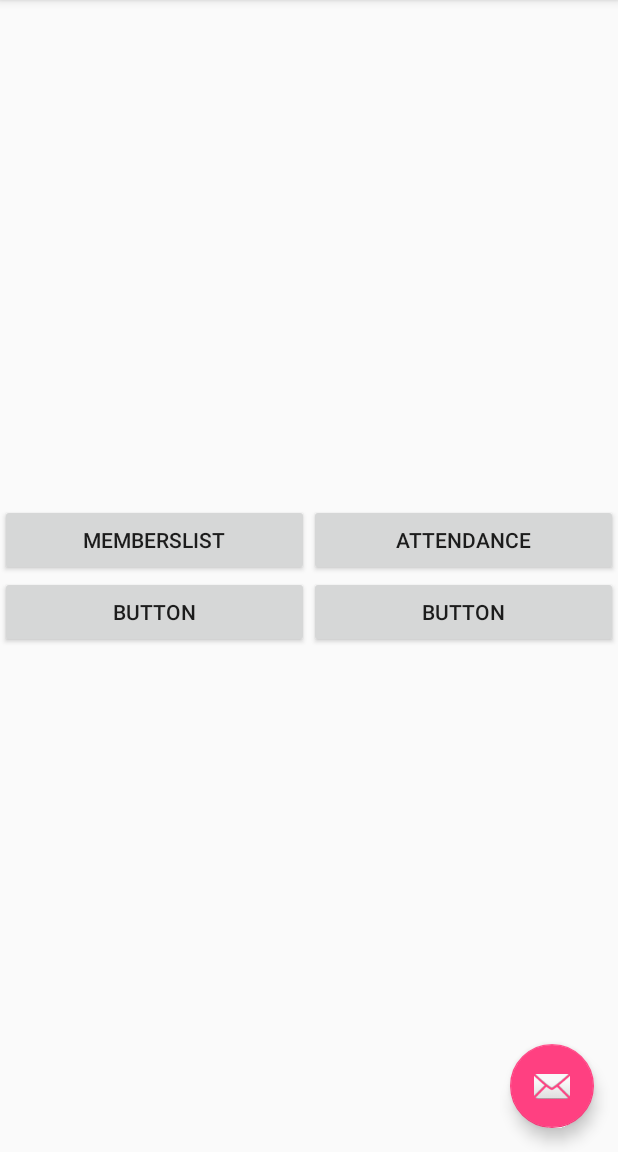
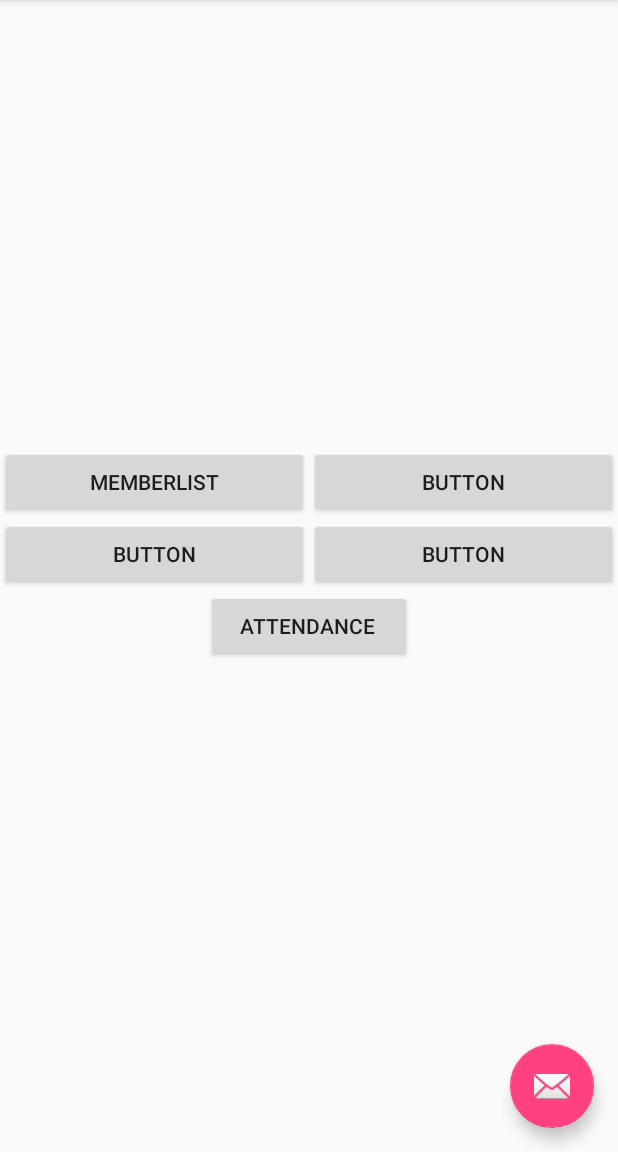
Before and after one commit to AI0497/Layouts, an Android app: the screen it shows after launch (MainActivity), on a phone screen of 412 x 824 dp, the part 84-1236 px from its top. Run offline under Robolectric (Android 15) with nearby library versions, the phone set to English and light mode, and no system bars; 2 statements that could not run were skipped.

Commit message:
dashboard edited - attendance button added

```diff
--- a/app/src/main/res/layout/content_fees.xml
+++ b/app/src/main/res/layout/content_attendance_mark.xml
@@ -5,7 +5,7 @@
     android:layout_width="match_parent"
     android:layout_height="match_parent"
     app:layout_behavior="@string/appbar_scrolling_view_behavior"
-    tools:context=".fees"
-    tools:showIn="@layout/activity_fees">
+    tools:context=".attendance_mark"
+    tools:showIn="@layout/activity_attendance_mark">
 
 </android.support.constraint.ConstraintLayout>
--- a/app/src/main/res/layout/content_main.xml
+++ b/app/src/main/res/layout/content_main.xml
@@ -11,47 +11,84 @@
     <LinearLayout
         android:layout_width="match_parent"
         android:layout_height="match_parent"
-        android:orientation="horizontal">
+        android:orientation="vertical">
+
+        <View
+            android:id="@+id/view5"
+            android:layout_width="match_parent"
+            android:layout_height="0dp"
+            android:layout_weight="0.19" />
 
         <LinearLayout
-            android:layout_width="0dp"
-            android:layout_height="match_parent"
-            android:layout_weight="0.5"
-            android:gravity="center_vertical"
+            android:layout_width="match_parent"
+            android:layout_height="0dp"
+            android:layout_weight="0.3"
             android:orientation="vertical">
 
-            <Button
-                android:id="@+id/btn_members"
+            <LinearLayout
                 android:layout_width="match_parent"
                 android:layout_height="wrap_content"
-                android:text="MEMBERSLIST" />
+                android:orientation="horizontal">
 
-            <Button
-                android:id="@+id/button14"
+                <Button
+                    android:id="@+id/button"
+                    android:layout_width="0dp"
+                    android:layout_height="wrap_content"
+                    android:layout_weight="0.5"
+                    android:text="MEMBERLIST" />
+
+                <Button
+                    android:id="@+id/button2"
+                    android:layout_width="0dp"
+                    android:layout_height="wrap_content"
+                    android:layout_weight="0.5"
+                    android:text="Button" />
+            </LinearLayout>
+
+            <LinearLayout
                 android:layout_width="match_parent"
                 android:layout_height="wrap_content"
-                android:text="Button" />
+                android:orientation="horizontal">
 
-        </LinearLayout>
+                <Button
+                    android:id="@+id/button3"
+                    android:layout_width="0dp"
+                    android:layout_height="wrap_content"
+                    android:layout_weight="0.5"
+                    android:text="Button" />
 
-        <LinearLayout
-            android:layout_width="0dp"
-            android:layout_height="match_parent"
-            android:layout_weight="0.5"
-            android:gravity="center_vertical"
-            android:orientation="vertical">
+                <Button
+                    android:id="@+id/button4"
+                    android:layout_width="0dp"
+                    android:layout_height="wrap_content"
+                    android:layout_weight="0.5"
+                    android:text="Button" />
+            </LinearLayout>
 
-            <Button
-                android:id="@+id/button17"
+            <LinearLayout
                 android:layout_width="match_parent"
-                android:layout_height="wrap_content"
-                android:text="ATTENDANCE" />
+                android:layout_height="match_parent"
+                android:orientation="horizontal">
 
-            <Button
-                android:id="@+id/button18"
-                android:layout_width="match_parent"
-                android:layout_height="wrap_content"
-                android:text="Button" />
+                <View
+                    android:id="@+id/view6"
+                    android:layout_width="0dp"
+                    android:layout_height="wrap_content"
+                    android:layout_weight="0.3" />
+
+                <Button
+                    android:id="@+id/button5"
+                    android:layout_width="0dp"
+                    android:layout_height="wrap_content"
+                    android:layout_weight="0.3"
+                    android:text="ATTENDANCE " />
+
+                <View
+                    android:id="@+id/view7"
+                    android:layout_width="0dp"
+                    android:layout_height="wrap_content"
+                    android:layout_weight="0.3" />
+            </LinearLayout>
         </LinearLayout>
     </LinearLayout>
 </android.support.constraint.ConstraintLayout>
--- a/app/src/main/res/values/strings.xml
+++ b/app/src/main/res/values/strings.xml
@@ -6,4 +6,5 @@
     <string name="title_activity_member_list">MemberListActivity</string>
     <string name="title_activity_attendance_report">AttendanceReport</string>
     <string name="title_activity_fees">fees</string>
+    <string name="title_activity_attendance_mark">attendance_mark</string>
 </resources>
```
Also changed, not shown: app/src/main/AndroidManifest.xml (+9 -0 lines), app/src/main/java/com/example/ai_bot/layouts/attendance_mark.java (added, +30 -0 lines), app/src/main/res/layout/activity_attendance_mark.xml (renamed from app/src/main/res/layout/activity_fees.xml, +3 -4 lines).
